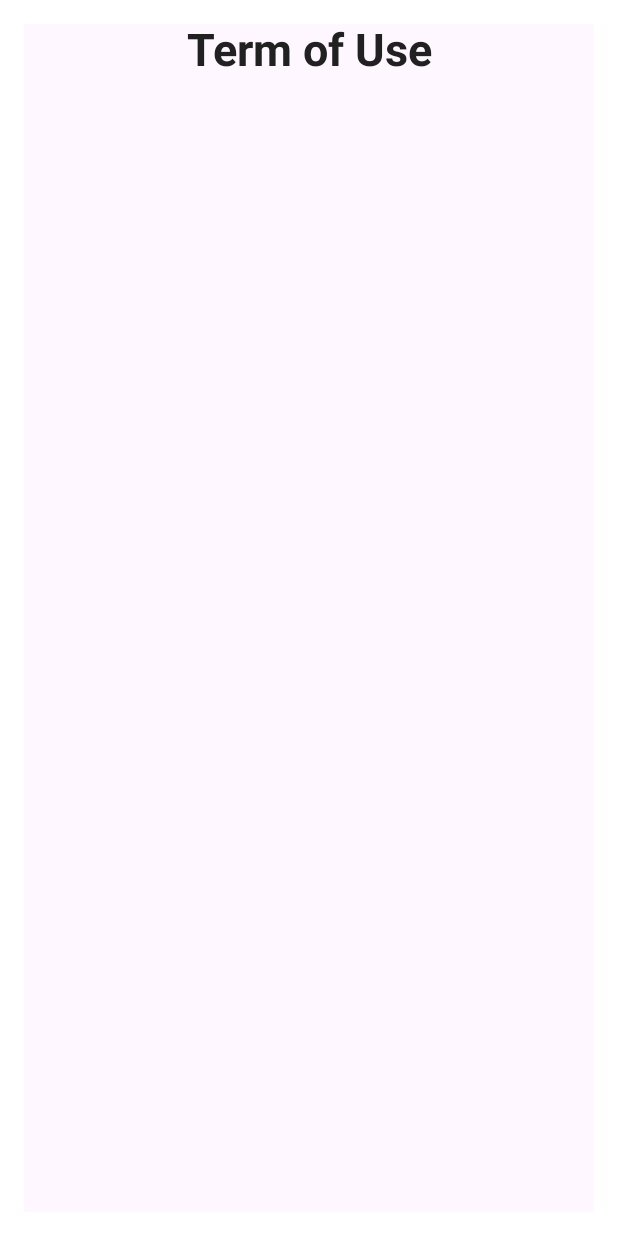
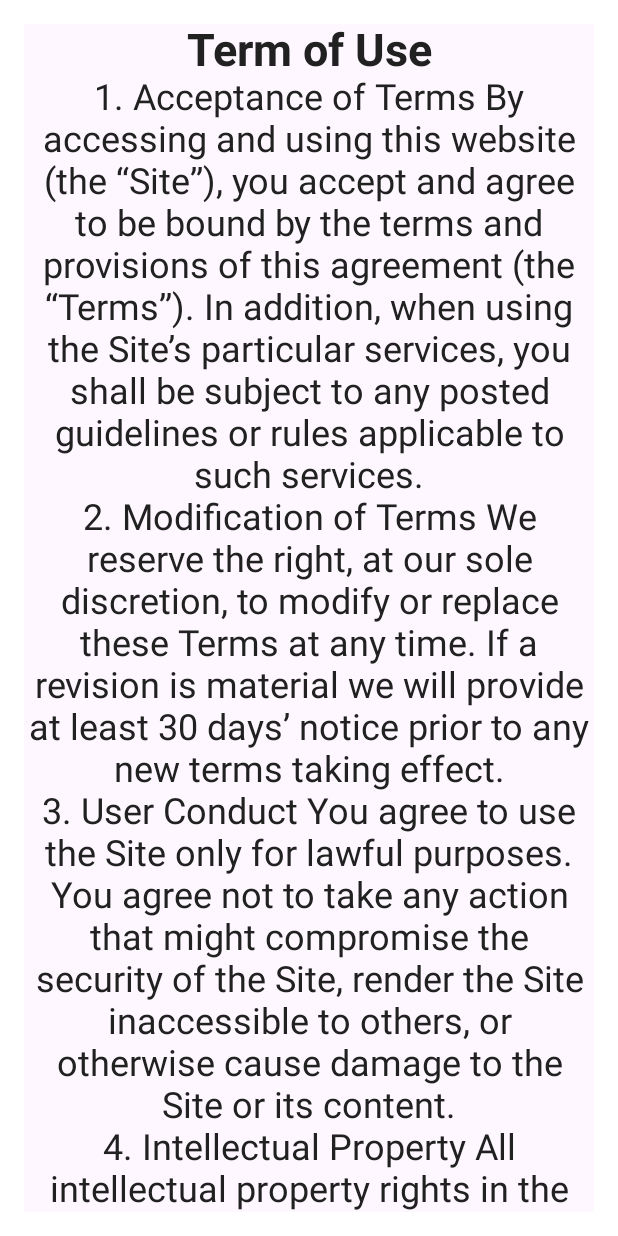
Before and after one commit to Peachy72/EcoEarn, an Android app built with Jetpack Compose: the @Preview function PreviewTermsAndConditionsScreen, on a phone screen of 412 x 824 dp. Run offline under Robolectric (Android 15) with nearby library versions, the phone set to English and light mode, and no system bars.

Commit message:
docs(TermsAndConditionsScreen.kt): update terms and conditions docs

```diff
--- a/app/src/main/java/com/example/ecoearn/screens/TermsAndConditionsScreen.kt
+++ b/app/src/main/java/com/example/ecoearn/screens/TermsAndConditionsScreen.kt
@@ -1,8 +1,11 @@
 package com.example.ecoearn.screens
 
 import androidx.compose.foundation.background
+import androidx.compose.foundation.layout.Column
 import androidx.compose.foundation.layout.fillMaxSize
 import androidx.compose.foundation.layout.padding
+import androidx.compose.foundation.rememberScrollState
+import androidx.compose.foundation.verticalScroll
 import androidx.compose.material3.Surface
 import androidx.compose.runtime.Composable
 import androidx.compose.ui.Modifier
@@ -12,6 +15,7 @@ import androidx.compose.ui.tooling.preview.Preview
 import androidx.compose.ui.unit.dp
 import com.example.ecoearn.R
 import com.example.ecoearn.components.HeadingTextComponent
+import com.example.ecoearn.components.NormalTextComponent
 import com.example.ecoearn.navigation.EcoEarnAppRouter
 import com.example.ecoearn.navigation.Screen
 import com.example.ecoearn.navigation.SystemBackButtonHandler
@@ -23,7 +27,19 @@ fun TermsAndConditionsScreen() {
         .background(color = Color.White)
         .padding(16.dp)
     ) {
-        HeadingTextComponent(value = stringResource(id = R.string.terms_and_conditions_header))
+        Column(
+            modifier = Modifier
+                .fillMaxSize()
+                .verticalScroll(rememberScrollState())
+        ) {
+            HeadingTextComponent(value = stringResource(id = R.string.terms_and_conditions_header))
+            NormalTextComponent(value = "1. Acceptance of Terms By accessing and using this website (the “Site”), you accept and agree to be bound by the terms and provisions of this agreement (the “Terms”). In addition, when using the Site’s particular services, you shall be subject to any posted guidelines or rules applicable to such services.",)
+            NormalTextComponent(value = "2. Modification of Terms We reserve the right, at our sole discretion, to modify or replace these Terms at any time. If a revision is material we will provide at least 30 days’ notice prior to any new terms taking effect.")
+            NormalTextComponent(value = "3. User Conduct You agree to use the Site only for lawful purposes. You agree not to take any action that might compromise the security of the Site, render the Site inaccessible to others, or otherwise cause damage to the Site or its content.")
+            NormalTextComponent(value = "4. Intellectual Property All intellectual property rights in the Site and its content (including without limitation trademarks and copyright) are owned by us or our licensors.")
+            NormalTextComponent(value = "5. Limitation of Liability In no event will we be liable for any direct, indirect, special, consequential damages or any other damages whatsoever arising out of the use of or inability to use the Site.")
+            NormalTextComponent(value = "6. Governing Law These Terms shall be governed by and construed in accordance with the laws of [Your Jurisdiction].")
+        }
     }
     SystemBackButtonHandler {
         EcoEarnAppRouter.navigateTo(Screen.SignUpScreen)
```
